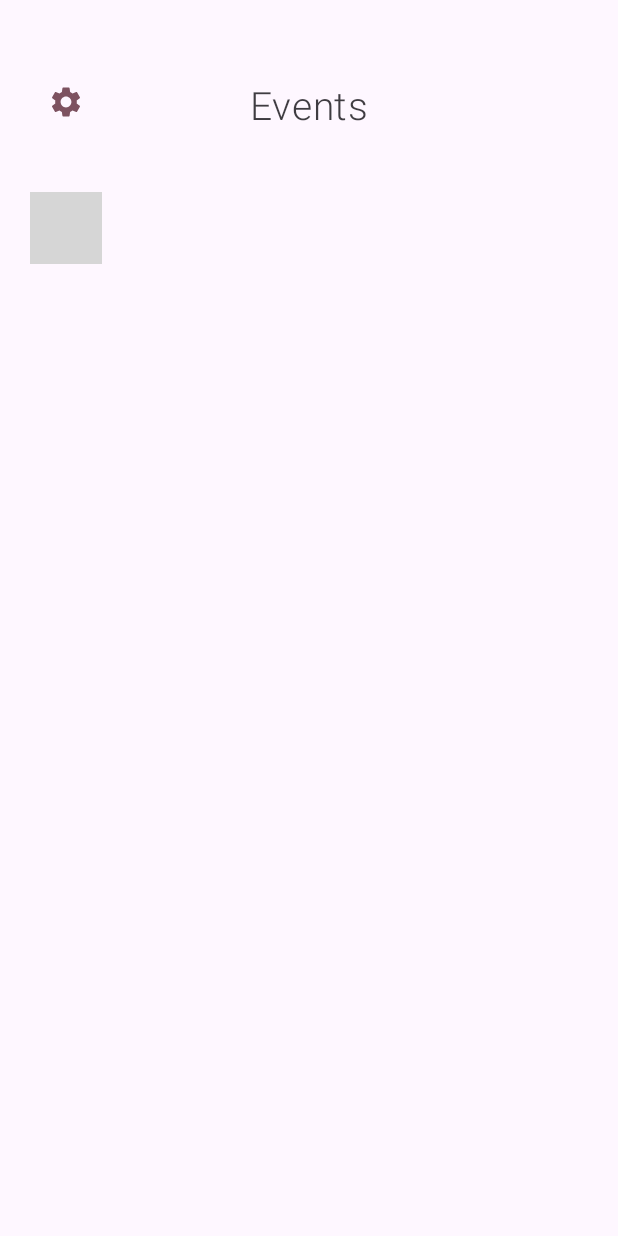
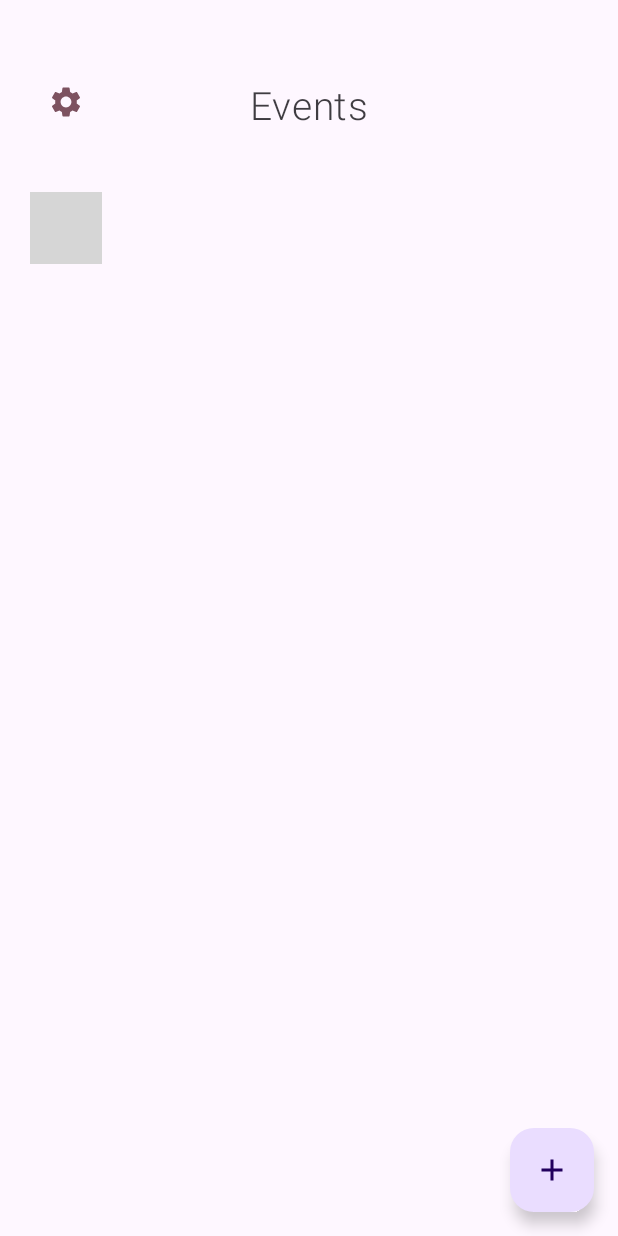
Before and after one commit to StraleXY/task-manager, an Android app built with Jetpack Compose: the composable HomePage shown on its own in the app's theme, after a tap on "Settings", on a phone screen of 412 x 824 dp. Run offline under Robolectric (Android 15) with nearby library versions, the phone set to English and light mode, and no system bars; our stand-ins replace Dagger/Hilt's generated code; libraries missing offline, so code that uses them is left out: com.theminimalismhub.homehubv3; 3 statements that could not run were skipped; grey boxes are pictures that could not be loaded.

Commit message:
Add: Final touches

```diff
--- a/app/src/main/java/com/theminimalismhub/taskmanager/feature_home_page/presentation/HomePage.kt
+++ b/app/src/main/java/com/theminimalismhub/taskmanager/feature_home_page/presentation/HomePage.kt
@@ -1,6 +1,9 @@
 package com.theminimalismhub.taskmanager.feature_home_page.presentation
 
 import android.annotation.SuppressLint
+import android.content.Intent
+import android.provider.CalendarContract
+import android.util.Log
 import androidx.compose.foundation.ExperimentalFoundationApi
 import androidx.compose.foundation.layout.Box
 import androidx.compose.foundation.layout.Column
@@ -12,11 +15,14 @@ import androidx.compose.foundation.pager.HorizontalPager
 import androidx.compose.foundation.pager.PageSize
 import androidx.compose.foundation.pager.rememberPagerState
 import androidx.compose.material.icons.Icons
+import androidx.compose.material.icons.filled.Add
 import androidx.compose.material.icons.filled.Settings
 import androidx.compose.material3.Button
+import androidx.compose.material3.FloatingActionButton
 import androidx.compose.material3.Icon
 import androidx.compose.material3.IconButton
 import androidx.compose.material3.MaterialTheme
+import androidx.compose.material3.Scaffold
 import androidx.compose.material3.Text
 import androidx.compose.runtime.Composable
 import androidx.compose.runtime.derivedStateOf
@@ -26,6 +32,7 @@ import androidx.compose.ui.Alignment
 import androidx.compose.ui.Modifier
 import androidx.compose.ui.draw.alpha
 import androidx.compose.ui.graphics.graphicsLayer
+import androidx.compose.ui.platform.LocalContext
 import androidx.compose.ui.text.style.TextAlign
 import androidx.compose.ui.unit.dp
 import androidx.compose.ui.unit.fontscaling.MathUtils.lerp
@@ -37,17 +44,31 @@ import com.theminimalismhub.taskmanager.feature_assignments.presentation.Assignm
 import com.theminimalismhub.taskmanager.feature_my_day.presentation.MyDayPage
 import javax.inject.Inject
 
-@SuppressLint("RestrictedApi")
+@SuppressLint("RestrictedApi", "UnusedMaterial3ScaffoldPaddingParameter", "QueryPermissionsNeeded")
 @OptIn(ExperimentalFoundationApi::class)
 @Composable
 fun HomePage() {
 
+    val context = LocalContext.current
     val pagerState = rememberPagerState(
         initialPage = 0,
         pageCount = { 2 }
     )
     val progress by remember { derivedStateOf { pagerState.getOffsetFractionForPage(pagerState.currentPage) } }
-
+    Scaffold(
+        floatingActionButton = {
+            FloatingActionButton(onClick = {
+                val intent = Intent(Intent.ACTION_EDIT).apply {
+                    setType("vnd.android.cursor.item/event")
+                }
+                if (intent.resolveActivity(context.packageManager) != null) {
+                    context.startActivity(intent)
+                } else {
+                    NavigationController.getInstance().toast.make("No calendar app found!")
+                }
+            }) { Icon(imageVector = Icons.Default.Add, contentDescription = "Add Event") }
+        }
+    ) {
         Page {
             Spacer(modifier = Modifier.height(Padding.SECTION))
             Box(
@@ -69,7 +90,10 @@ fun HomePage() {
                 }
                 IconButton(
                     modifier = Modifier.offset(x = 0.dp, y = (-12).dp),
-                onClick = { NavigationController.getInstance().show(Pages.SETTINGS_KEY) },
+                    onClick = {
+                        Log.i("Open Settings", "OS")
+                        NavigationController.getInstance().show(Pages.SETTINGS_KEY)
+                    },
                 ) {
                     Icon(
                         imageVector = Icons.Default.Settings,
@@ -92,3 +116,4 @@ fun HomePage() {
 
         }
     }
+}
```
Lines whose indentation alone changed are shown as unchanged.
